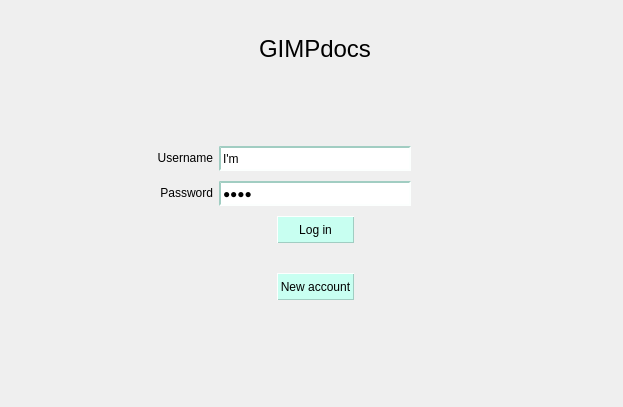
This is CLIENT/GUI/ui/gui_login.ui in GiuliCler/GIMPteam as Qt 5 draws it before an edit. The edited form follows.
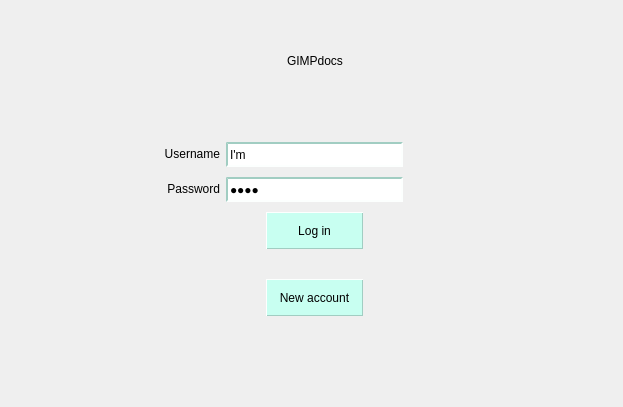
This is the edited form.

Diff of the .ui file:
```diff
--- a/CLIENT/GUI/ui/gui_login.ui
+++ b/CLIENT/GUI/ui/gui_login.ui
@@ -14,13 +14,12 @@
    <string>Form</string>
   </property>
   <property name="styleSheet">
-   <string notr="true">QWidget#opendocTab,QWidget#newdocTab{
-	background-color: qlineargradient(spread:reflect, x1:0.5, y1:0, x2:0.5, y2:0.49, stop:0 rgba(207, 245, 236, 255), stop:0.17 rgba(215, 255, 245, 255), stop:1 rgba(230, 255, 249, 255));
-}
-
-QPushButton {
-	height: 25px;
-	width: 75px;
+   <string notr="true">QPushButton {
+	min-height: 25px;
+	min-width: 75px;
+	padding: 5px;	
+	padding-left: 10px;
+	padding-right: 10px;
     background-color: hsv(165, 55, 255);
     border-width: 1px;
 	border-style: outset;
@@ -46,10 +45,9 @@
 
 QLineEdit:focus{
 	border-color: hsv(165, 105, 205);
-}
-</string>
+}</string>
   </property>
-  <layout class="QGridLayout" name="gridLayout" rowstretch="1,0,3,0,0,0,4" columnstretch="1,1,0,2">
+  <layout class="QGridLayout" name="gridLayout" rowstretch="2,0,3,0,0,0,4" columnstretch="1,1,0,2">
    <property name="verticalSpacing">
     <number>10</number>
    </property>
@@ -153,12 +151,7 @@
       </spacer>
      </item>
      <item>
-      <widget class="QLabel" name="label_3">
-       <property name="font">
-        <font>
-         <pointsize>18</pointsize>
-        </font>
-       </property>
+      <widget class="QLabel" name="titleLabel">
        <property name="cursor">
         <cursorShape>IBeamCursor</cursorShape>
        </property>
```
